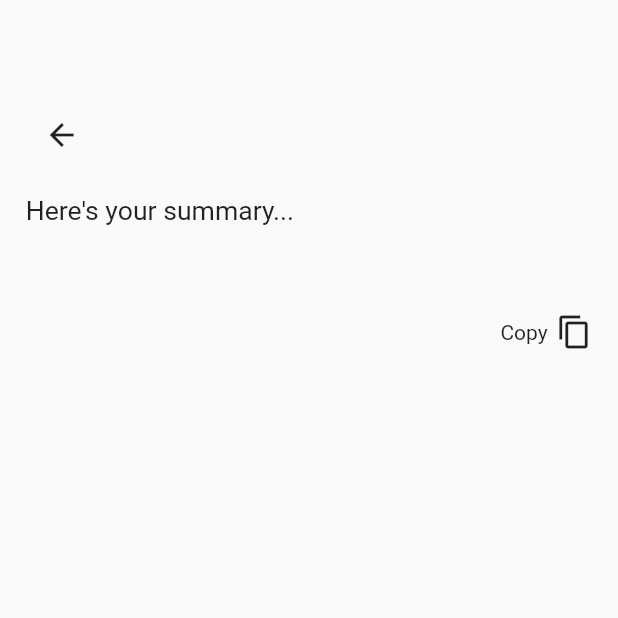
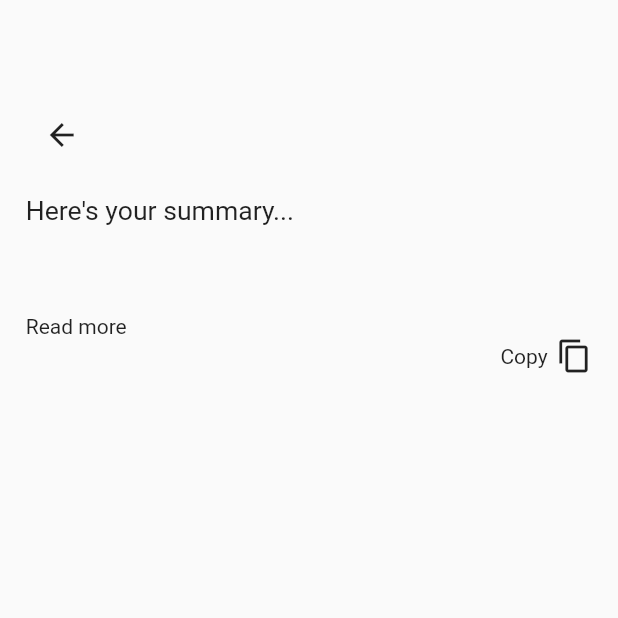
Before and after one commit to virtz/somry, a Flutter app: the SummeryDisplay screen opened directly with empty values, on a phone screen of 412 x 824 dp, the top half of it. Run offline on Flutter 3.47's test engine with Material 2 defaults, Android fonts, the phone set to English and light mode, and no system bars; our stand-ins replace auto_route, dartz, flutter_dotenv, flutter_screenutil, freezed_annotation, get_it and 3 more.

Commit message:
feat:Read more completed

```diff
--- a/lib/presentation/home/summary_display.dart
+++ b/lib/presentation/home/summary_display.dart
@@ -18,7 +18,7 @@ class _SummeryDisplayState extends State<SummeryDisplay> {
   @override
   Widget build(BuildContext context) {
     var size = MediaQuery.of(context).size;
-
+    ScrollController controller = ScrollController();
     return ViewModelBuilder<HomeViewModel>.reactive(
       viewModelBuilder: () => getIt<HomeViewModel>(),
       builder: (context, model, child) => Scaffold(
@@ -33,9 +33,21 @@ class _SummeryDisplayState extends State<SummeryDisplay> {
           Text(
             widget.content!.sm_api_content!,
             textAlign: TextAlign.justify,
-            style: TextStyle(height: 1.5.sp, color: Colors.grey[600]),
+            maxLines: model.readMore ? null : 5,
+            overflow:
+                model.readMore ? TextOverflow.visible : TextOverflow.ellipsis,
+            style: TextStyle(
+              height: 1.5.sp,
+              color: Colors.grey[600],
+            ),
           ),
           SizedBox(height: size.height * 0.02),
+          GestureDetector(
+              onTap: () {
+                model.setReadMore();
+                // !model.readMore ? controller.jumpTo(400.h) : null;
+              },
+              child: Text((model.readMore ? "Read less" : "Read more"))),
           InkWell(
             onTap: () {
               model.copySummary(widget.content!.sm_api_content!);
```
